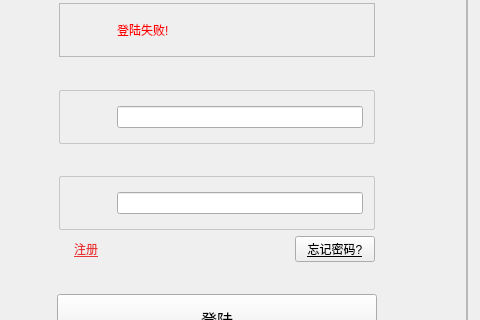
Before: the Qt Designer form src/disk_client_gui/login_gui.ui in 1727370054/OrionLink, drawn with Qt 5; both pictures show x 183 to 663 and y 258 to 578 of the 1300 by 800 pixel window.
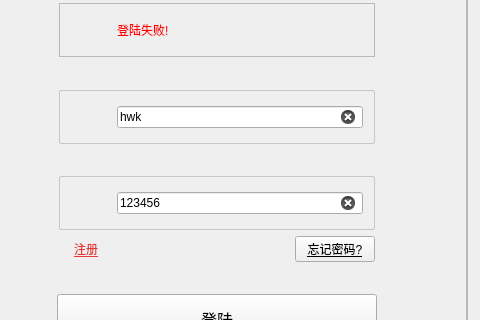
After: the same form once the commit is applied. Icons and pictures are not drawn.

Diff of the .ui file:
```diff
--- a/src/disk_client_gui/login_gui.ui
+++ b/src/disk_client_gui/login_gui.ui
@@ -626,6 +626,12 @@
                              <property name="styleSheet">
                               <string notr="true"/>
                              </property>
+                             <property name="text">
+                              <string>hwk</string>
+                             </property>
+                             <property name="placeholderText">
+                              <string/>
+                             </property>
                              <property name="clearButtonEnabled">
                               <bool>true</bool>
                              </property>
@@ -756,6 +762,9 @@
                              <property name="styleSheet">
                               <string notr="true"/>
                              </property>
+                             <property name="text">
+                              <string>123456</string>
+                             </property>
                              <property name="clearButtonEnabled">
                               <bool>true</bool>
                              </property>
```
